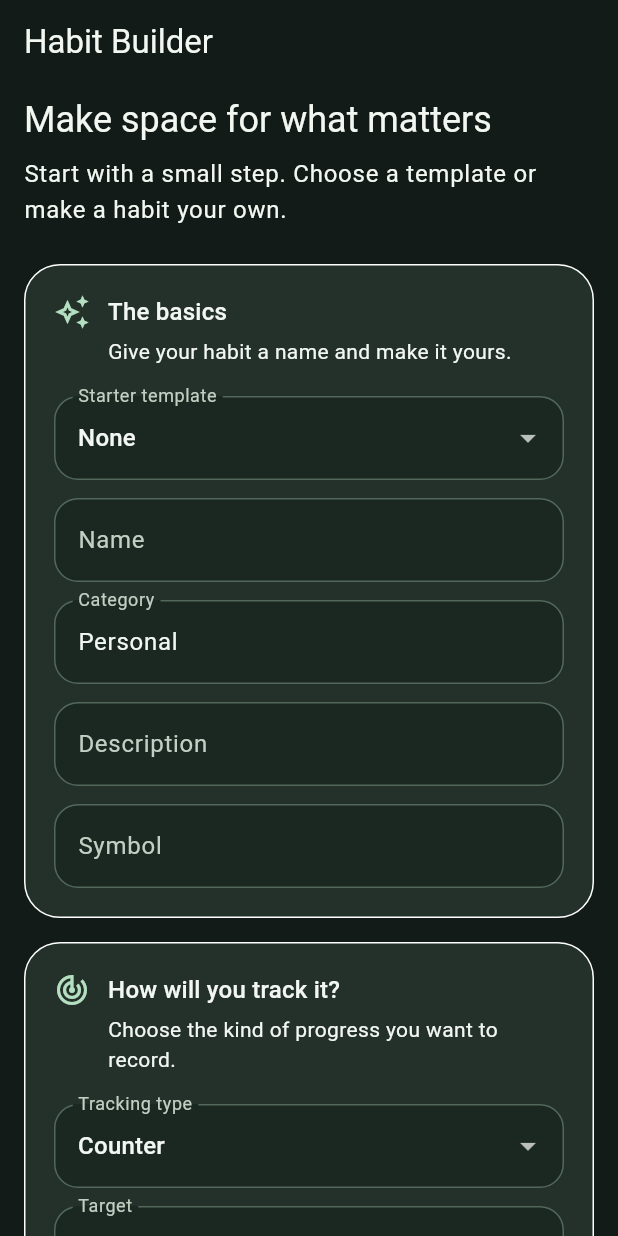
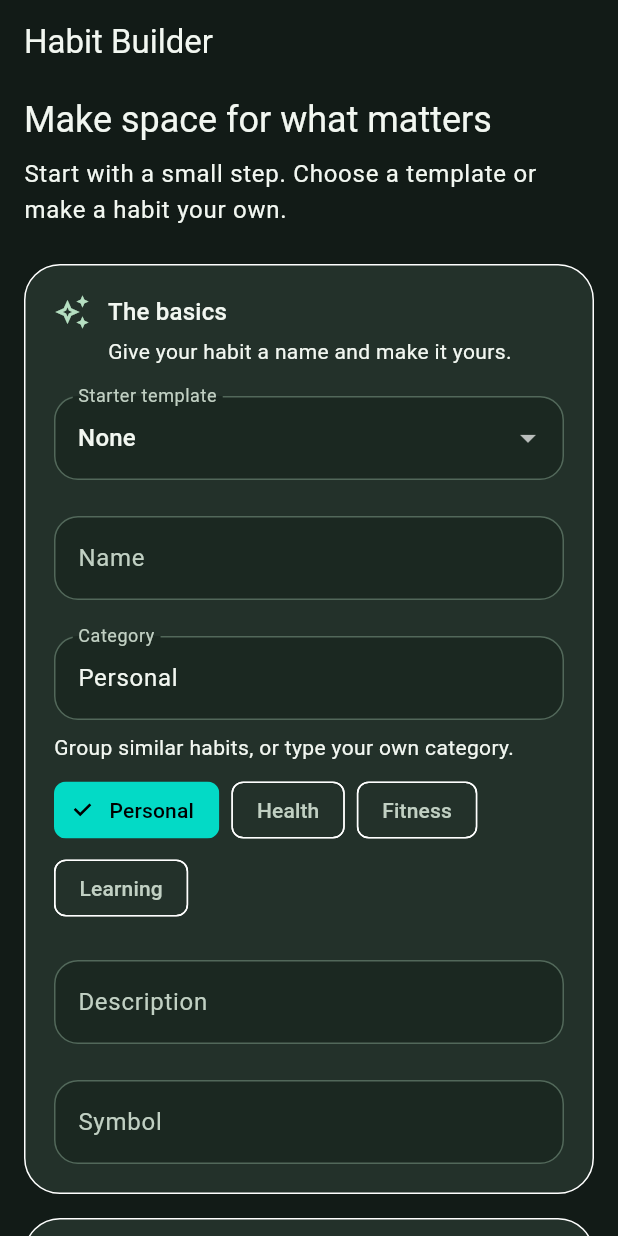
Before and after one commit to hamizan18/Hibi, a Flutter app: the HabitBuilderScreen screen opened by its route, on a phone screen of 412 x 824 dp. Run offline on Flutter 3.47's test engine with Material 3 defaults, Android fonts, the phone set to English and light mode, and no system bars; our stand-ins replace drift, flutter_local_notifications, flutter_riverpod, flutter_secure_storage, go_router, local_auth and 2 more; missing offline and left inert: cryptography; accounts and stored records are empty.

Commit message:
update UI dan rapihin kolom:

```diff
--- a/lib/features/habits/presentation/habit_builder_screen.dart
+++ b/lib/features/habits/presentation/habit_builder_screen.dart
@@ -2,6 +2,7 @@ import 'dart:math';
 
 import 'package:flutter/material.dart';
 import 'package:flutter_riverpod/flutter_riverpod.dart';
+import 'package:go_router/go_router.dart';
 
 import '../../../core/database/app_database.dart';
 import '../../../core/services/app_clock.dart';
@@ -409,10 +410,6 @@ class _HabitBuilderScreenState extends ConsumerState<HabitBuilderScreen> {
               );
       }
       ref.invalidate(counterTodayRosterProvider);
-      if (mounted) {
-        ScaffoldMessenger.of(context)
-            .showSnackBar(const SnackBar(content: Text('Habit created')));
-      }
     } catch (_) {
       if (mounted) {
         ScaffoldMessenger.of(context).showSnackBar(
@@ -421,8 +418,17 @@ class _HabitBuilderScreenState extends ConsumerState<HabitBuilderScreen> {
           ),
         );
       }
-    } finally {
       if (mounted) setState(() => _submitting = false);
+      return;
+    }
+    if (!mounted) return;
+    ScaffoldMessenger.of(context)
+        .showSnackBar(const SnackBar(content: Text('Habit created')));
+    final router = GoRouter.maybeOf(context);
+    if (router != null) {
+      router.go('/');
+    } else if (Navigator.of(context).canPop()) {
+      Navigator.of(context).pop();
     }
   }
 
@@ -442,6 +448,41 @@ class _HabitBuilderScreenState extends ConsumerState<HabitBuilderScreen> {
     decoration: InputDecoration(labelText: label),
     validator: validator,
   );
+
+  Widget _suggestedField({
+    required String label,
+    required String explanation,
+    required TextEditingController controller,
+    required List<String> suggestions,
+    required String? Function(String?) validator,
+  }) {
+    return Column(
+      crossAxisAlignment: CrossAxisAlignment.start,
+      children: [
+        _field(label, controller, validator: validator),
+        const SizedBox(height: 8),
+        Text(explanation),
+        const SizedBox(height: 8),
+        ValueListenableBuilder<TextEditingValue>(
+          valueListenable: controller,
+          builder: (context, value, _) => Wrap(
+            spacing: 8,
+            runSpacing: 4,
+            children: [
+              for (final suggestion in suggestions)
+                ChoiceChip(
+                  label: Text(suggestion),
+                  selected: value.text == suggestion,
+                  onSelected: _submitting
+                      ? null
+                      : (_) => controller.text = suggestion,
+                ),
+            ],
+          ),
+        ),
+      ],
+    );
+  }
 
   Widget _section({
     required IconData icon,
@@ -482,7 +523,7 @@ class _HabitBuilderScreenState extends ConsumerState<HabitBuilderScreen> {
             ),
             const SizedBox(height: 20),
             for (var i = 0; i < children.length; i++) ...[
-              if (i > 0) const SizedBox(height: 12),
+              if (i > 0) const SizedBox(height: 24),
               children[i],
             ],
           ],
@@ -491,12 +532,34 @@ class _HabitBuilderScreenState extends ConsumerState<HabitBuilderScreen> {
     );
   }
 
+  Widget _switchOption({
+    required String label,
+    required bool value,
+    required ValueChanged<bool>? onChanged,
+  }) {
+    return Row(
+      children: [
+        Expanded(child: ExcludeSemantics(child: Text(label))),
+        Semantics(
+          label: label,
+          child: Switch(
+            key: ValueKey('builder-switch-$label'),
+            value: value,
+            onChanged: onChanged,
+          ),
+        ),
+      ],
+    );
+  }
+
   @override
   Widget build(BuildContext context) {
     final date = _start ?? _today;
     return Scaffold(
       appBar: AppBar(title: const Text('Habit Builder')),
-      body: Form(
+      body: SafeArea(
+        top: false,
+        child: Form(
           key: _form,
           child: SingleChildScrollView(
             padding: const EdgeInsets.fromLTRB(16, 8, 16, 32),
@@ -547,7 +610,13 @@ class _HabitBuilderScreenState extends ConsumerState<HabitBuilderScreen> {
                               : (v) => _selectTemplate(v!),
                         ),
                         _field('Name', _name, validator: _required),
-                      _field('Category', _category, validator: _required),
+                        _suggestedField(
+                          label: 'Category',
+                          explanation: 'Group similar habits, or type your own category.',
+                          controller: _category,
+                          suggestions: const ['Personal', 'Health', 'Fitness', 'Learning'],
+                          validator: _required,
+                        ),
                         _field('Description', _description),
                         _field('Symbol', _symbol),
                       ],
@@ -671,9 +740,11 @@ class _HabitBuilderScreenState extends ConsumerState<HabitBuilderScreen> {
                         if (_type == _TrackingType.counter ||
                             _type == _TrackingType.measurement ||
                             _type == _TrackingType.range)
-                        _field(
-                          'Unit',
-                          _unit,
+                          _suggestedField(
+                            label: 'Unit',
+                            explanation: 'What are you counting or measuring? Choose one or type your own.',
+                            controller: _unit,
+                            suggestions: const ['times', 'reps', 'minutes', 'pages'],
                             validator: (v) => _required(v) == null
                                 ? null
                                 : 'Enter a valid value',
@@ -752,7 +823,8 @@ class _HabitBuilderScreenState extends ConsumerState<HabitBuilderScreen> {
                     _section(
                       icon: Icons.event_repeat_outlined,
                       title: 'Make a plan',
-                    description: 'Choose when this habit fits into your life.',
+                      description:
+                          'Choose when this habit fits into your life.',
                       children: [
                         DropdownButtonFormField<_ScheduleType>(
                           isExpanded: true,
@@ -832,10 +904,8 @@ class _HabitBuilderScreenState extends ConsumerState<HabitBuilderScreen> {
                             number: true,
                             validator: (v) => _integer(v, min: 1, max: 31),
                           ),
-                        SwitchListTile(
-                          title: const Text(
-                            'Use last day when date is missing',
-                          ),
+                          _switchOption(
+                            label: 'Use last day when date is missing',
                             value: _fallback,
                             onChanged: _submitting
                                 ? null
@@ -885,7 +955,8 @@ class _HabitBuilderScreenState extends ConsumerState<HabitBuilderScreen> {
                                 (v) => DropdownMenuItem(
                                   value: v,
                                   child: Text(
-                                  v.name[0].toUpperCase() + v.name.substring(1),
+                                    v.name[0].toUpperCase() +
+                                        v.name.substring(1),
                                   ),
                                 ),
                               )
@@ -900,40 +971,40 @@ class _HabitBuilderScreenState extends ConsumerState<HabitBuilderScreen> {
                           number: true,
                           validator: (v) => _integer(v),
                         ),
-                      SwitchListTile(
-                        title: const Text('Private'),
+                        _switchOption(
+                          label: 'Private',
                           value: _private,
                           onChanged: _submitting
                               ? null
                               : (v) => setState(() => _private = v),
                         ),
                         const Text(
-                        'Privacy controls and locking are not implemented. The local database is not encrypted.',
+                          'Private habits stay hidden until you show them. App Lock is available in More. The local database is not encrypted.',
                         ),
                         if (_type != _TrackingType.avoidance)
-                        SwitchListTile(
-                          title: const Text('Enable recovery'),
+                          _switchOption(
+                            label: 'Enable recovery',
                             value: _recovery,
                             onChanged: _submitting
                                 ? null
                                 : (v) => setState(() => _recovery = v),
                           ),
-                      SwitchListTile(
-                        title: const Text('Include in score'),
+                        _switchOption(
+                          label: 'Include in score',
                           value: _score,
                           onChanged: _submitting
                               ? null
                               : (v) => setState(() => _score = v),
                         ),
-                      SwitchListTile(
-                        title: const Text('Include in streak'),
+                        _switchOption(
+                          label: 'Include in streak',
                           value: _streak,
                           onChanged: _submitting
                               ? null
                               : (v) => setState(() => _streak = v),
                         ),
-                      SwitchListTile(
-                        title: const Text('Include in rewards'),
+                        _switchOption(
+                          label: 'Include in rewards',
                           value: _rewards,
                           onChanged: _submitting
                               ? null
@@ -952,6 +1023,7 @@ class _HabitBuilderScreenState extends ConsumerState<HabitBuilderScreen> {
             ),
           ),
         ),
+      ),
     );
   }
 }
```
Also changed, not shown: lib/features/finance/presentation/finance_screen.dart (+17 -0 lines), lib/features/habits/presentation/today_habit_insights.dart (added, +147 -0 lines), lib/features/habits/presentation/today_habit_roster.dart (+21 -8 lines), 5 other files. Lines whose indentation alone changed are shown as unchanged.
